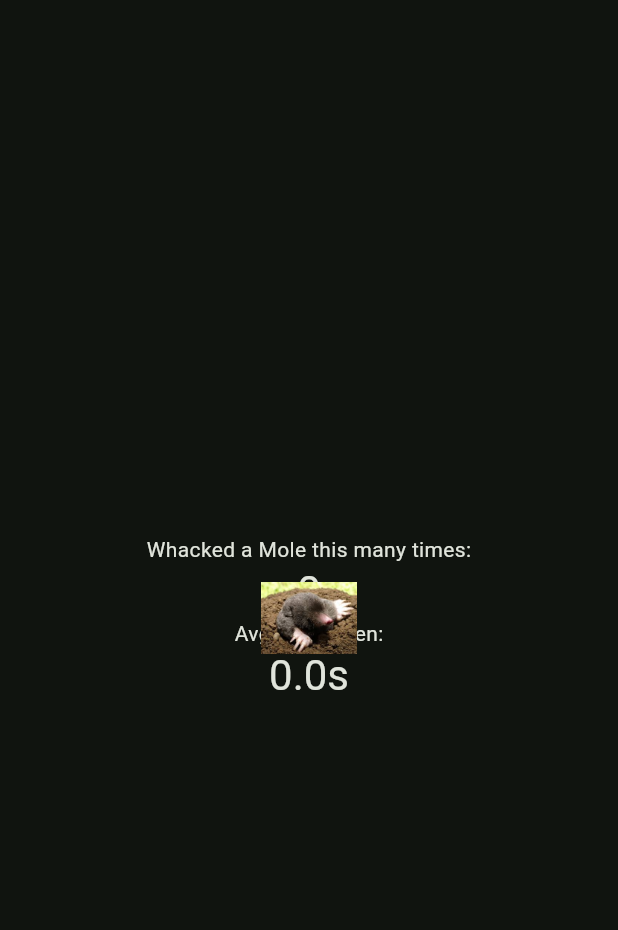
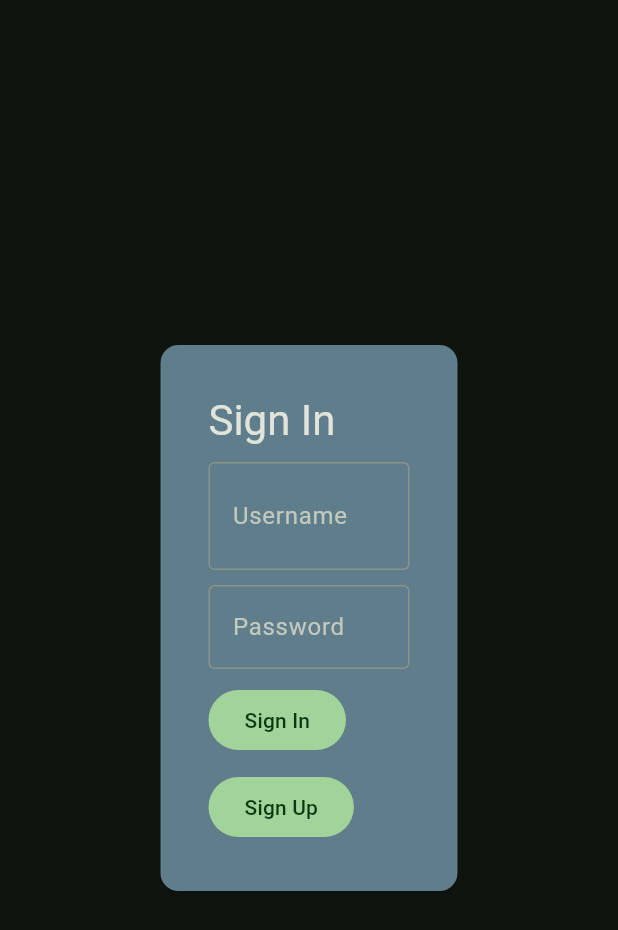
Before and after one commit to VJ09743/whackamolev1, a Flutter app: the screen it shows after launch, on a phone screen of 412 x 824 dp. Shown: the top 930 px of the screen. Run offline on Flutter 3.47's test engine with Material 3 defaults, Android fonts, the phone set to English and light mode, and no system bars; our stand-ins replace supabase_flutter; accounts and stored records are empty.

Commit message:
Added a user auth feature. Doesn't contribute to much, but its there! Working on a leaderboard next.

```diff
--- a/lib/main.dart
+++ b/lib/main.dart
@@ -2,9 +2,16 @@ import 'dart:async';
 import 'dart:math';
 
 import 'package:flutter/material.dart';
+import 'package:flutter/material.dart';
+import 'package:flutter/services.dart';
+import 'package:supabase_flutter/supabase_flutter.dart';
 
-void main() {
-  runApp(const MyApp());
+Future<void> main() async {
+  await Supabase.initialize(
+    url: 'https://ypnfuffzlroonssdweib.supabase.co',
+    anonKey: 'sb_publishable_lZBQWeKrUBH47DUaP5mMAg_u2zX9X1t',
+  );
+  runApp(MyApp());
 }
 
 class MyApp extends StatelessWidget {
@@ -36,13 +43,108 @@ class MyApp extends StatelessWidget {
           brightness: Brightness.dark,
         ),
       ),
-      home: const MyHomePage(title: 'WHACKAMOLE'),
+      home: loginpage(),
+    );
+  }
+}
+class loginpage extends StatefulWidget {
+  @override
+  State<loginpage> createState() => _loginpageState();
+}
+
+class _loginpageState extends State<loginpage> {
+  final _formKey = GlobalKey<FormState>();
+  final _emailcontroller = TextEditingController();
+  final _passwordController = TextEditingController();
+
+  void submit() async {
+    if (_formKey.currentState!.validate()) {
+      final email = '${_emailcontroller.text}@whackamole.jorithm.net';
+      final password = _passwordController.text;
+      try {
+        await Supabase.instance.client.auth.signInWithPassword(password: password, email: email);
+        Navigator.push(
+          context,
+          MaterialPageRoute(builder: (context) =>
+              MyHomePage(
+                title: 'WHACKAMOLE', username: _emailcontroller.text,)),
+        );
+      }
+      catch (error){
+        ScaffoldMessenger.of(context).showSnackBar(SnackBar(content: Text(error.toString()),));
+      }
+    }
+  }
+  void signup() async {
+    if (_formKey.currentState!.validate()) {
+      final email = '${_emailcontroller.text}@whackamole.jorithm.net';
+      final password = _passwordController.text;
+      try {
+        await Supabase.instance.client.auth.signUp(password: password, email: email);
+        Navigator.push(
+          context,
+          MaterialPageRoute(builder: (context) =>
+              MyHomePage(
+                title: 'WHACKAMOLE', username: _emailcontroller.text,)),
+        );
+      }
+      catch (error){
+        ScaffoldMessenger.of(context).showSnackBar(SnackBar(content: Text(error.toString()),));
+      }
+    }
+  }
+
+  @override
+  Widget build(BuildContext context) {
+    return Scaffold(
+      body: Center(
+        child: SizedBox(
+          width: MediaQuery.of(context).size.width / 2,
+          child: Card(
+            color: Colors.blueGrey,
+            child: Padding(
+              padding: const EdgeInsets.all(32.0),
+              child: Form(
+                key: _formKey,
+                child: Column(
+                  mainAxisSize: MainAxisSize.min,
+                  crossAxisAlignment: CrossAxisAlignment.start,
+                  spacing: 10,
+                  children: [
+                    Text("Sign In", style: Theme.of(context).textTheme.headlineMedium),
+                    TextFormField(
+                      controller: _emailcontroller,
+                      decoration: InputDecoration(labelText: "Username", hint: Text("Not case sensitive"), border: OutlineInputBorder()),
+                      validator: (value) {
+                        if (value == null || value.isEmpty) return 'Username is required';
+                        return null;
+                      },
+                    ),
+                    TextFormField(
+                      controller: _passwordController,
+                      obscureText: true,
+                      decoration: InputDecoration(labelText: "Password", border: OutlineInputBorder()),
+                      validator: (value) {
+                        if (value == null || value.isEmpty) return 'Password is required';
+                        return null;
+                      },
+                    ),
+                    FilledButton(onPressed: submit, child: Text("Sign In")),
+                    FilledButton(onPressed: signup, child: Text("Sign Up")),
+
+                  ],
+                ),
+              ),
+            ),
+          ),
+        ),
+      ),
     );
   }
 }
 
 class MyHomePage extends StatefulWidget {
-  const MyHomePage({super.key, required this.title});
+  const MyHomePage({super.key, required this.title, required this.username});
 
   // This widget is the home page of your application. It is stateful, meaning
   // that it has a State object (defined below) that contains fields that affect
@@ -54,6 +156,8 @@ class MyHomePage extends StatefulWidget {
   // always marked "final".
 
   final String title;
+
+  final String username;
 
   @override
   State<MyHomePage> createState() => _MyHomePageState();
@@ -68,6 +172,7 @@ class _MyHomePageState extends State<MyHomePage> {
   Random randy = Random();
   List<Duration> times = [];
   var stopwatch = Stopwatch();
+
   void _incrementCounter() {
     setState(() {
       // This call to setState tells the Flutter framework that something has
@@ -79,16 +184,16 @@ class _MyHomePageState extends State<MyHomePage> {
       times.add(stopwatch.elapsed);
       stopwatch.reset();
       _avgtime = 0;
-      for (var time in times){
+      for (var time in times) {
         _avgtime += time.inMilliseconds;
       }
-      _avgtime /= max(1,(times.length-1));
+      _avgtime /= max(1, (times.length - 1));
       _avgtime /= 1e3;
       _avgtime *= 1000;
-      _avgtime = _avgtime.round()/1000;
+      _avgtime = _avgtime.round() / 1000;
       _counter++;
-      _x = randx.nextDouble()*100;
-      _y = randy.nextDouble()*100;
+      _x = randx.nextDouble() * 100;
+      _y = randy.nextDouble() * 100;
       stopwatch.start();
     });
   }
@@ -124,19 +229,33 @@ class _MyHomePageState extends State<MyHomePage> {
               // wireframe for each widget.
               mainAxisAlignment: .center,
               children: [
-                const Text('Whacked a Mole this many times:'),
+                Text(widget.username+' whacked a Mole this many times:'),
                 Text(
                   '$_counter',
                   style: Theme.of(context).textTheme.headlineMedium,
                 ),
                 const Text("Avg time taken:"),
-                Text('$_avgtime'+'s',
-                style: Theme.of(context).textTheme.headlineMedium,)
+                Text(
+                  '$_avgtime' + 's',
+                  style: Theme.of(context).textTheme.headlineMedium,
+                ),
               ],
             ),
           ),
-          Positioned(child:  SizedBox(height: sizse, width:sizse, child: GestureDetector(onTap: _incrementCounter, child: Image.asset("assets/mole.png"))), left: ((MediaQuery.of(context).size.width*_x/100)-(sizse/2)).clamp(0.0, (MediaQuery.of(context).size.width-(sizse))), top: ((MediaQuery.of(context).size.height*_y/100)-(sizse/2)).clamp(0.0, (MediaQuery.of(context).size.height -(sizse))),)
-
+          Positioned(
+            child: SizedBox(
+              height: sizse,
+              width: sizse,
+              child: GestureDetector(
+                onTap: _incrementCounter,
+                child: Image.asset("assets/mole.png"),
+              ),
+            ),
+            left: ((MediaQuery.of(context).size.width * _x / 100) - (sizse / 2))
+                .clamp(0.0, (MediaQuery.of(context).size.width - (sizse))),
+            top: ((MediaQuery.of(context).size.height * _y / 100) - (sizse / 2))
+                .clamp(0.0, (MediaQuery.of(context).size.height - (sizse))),
+          ),
         ],
       ),
     );
--- a/pubspec.yaml
+++ b/pubspec.yaml
@@ -1,5 +1,5 @@
 name: whackamolev1
-description: "A new Flutter project."
+description: "A cross platform WhackAMole"
 # The following line prevents the package from being accidentally published to
 # pub.dev using `flutter pub publish`. This is preferred for private packages.
 publish_to: 'none' # Remove this line if you wish to publish to pub.dev
@@ -34,6 +34,7 @@ dependencies:
   # The following adds the Cupertino Icons font to your application.
   # Use with the CupertinoIcons class for iOS style icons.
   cupertino_icons: ^1.0.8
+  supabase_flutter: ^2.12.4
 
 dev_dependencies:
   flutter_test:
```
Also changed, not shown: pubspec.lock, 6 other files.
